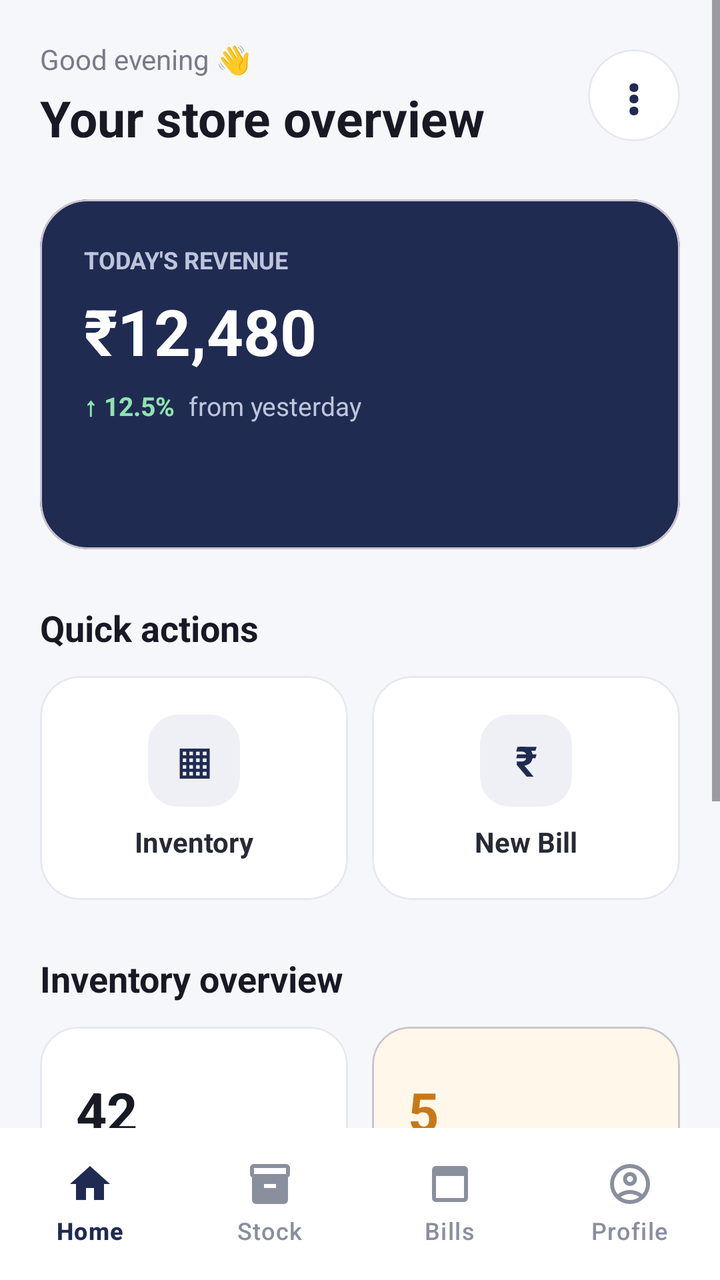
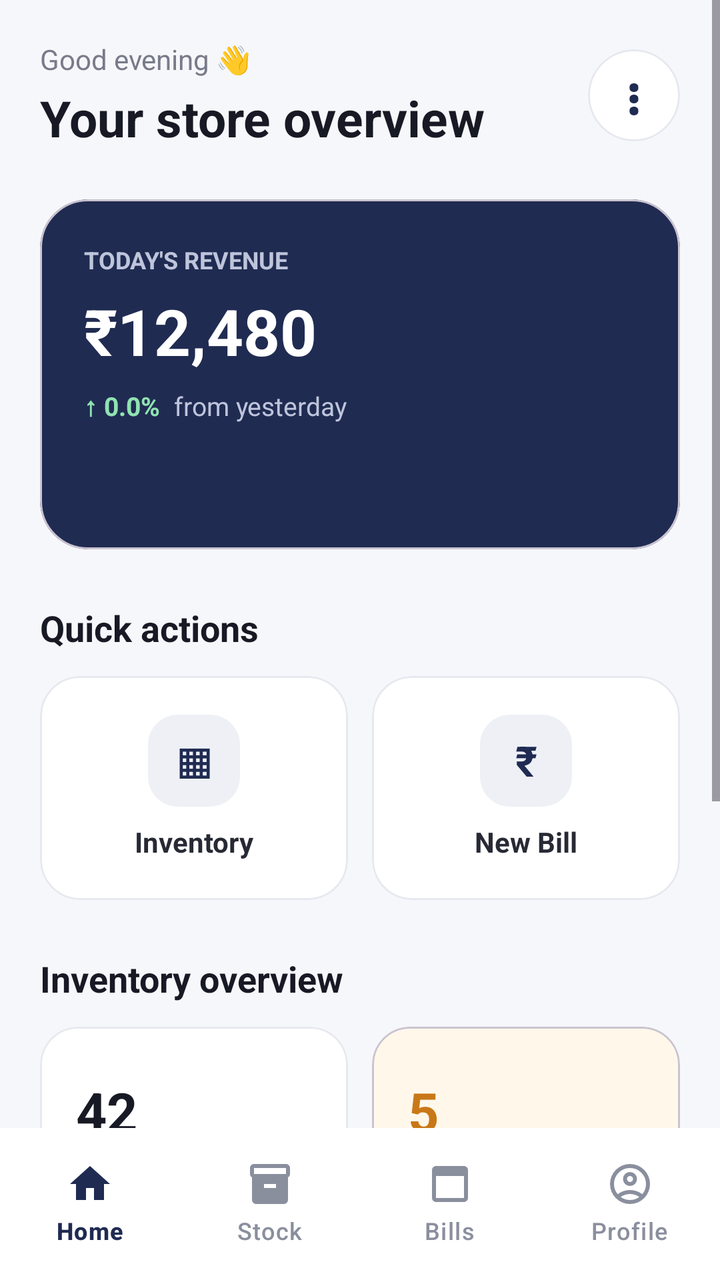

Screens rendered from an Android XML layout before and after an edit, with the pre-edit source and the edit as a unified diff.
<!-- AndroidManifest.xml: application theme Theme.BillEasy -->
<!-- res/layout/activity_main.xml -->
<?xml version="1.0" encoding="utf-8"?>
<LinearLayout xmlns:android="http://schemas.android.com/apk/res/android"
    xmlns:app="http://schemas.android.com/apk/res-auto"
    android:layout_width="match_parent"
    android:layout_height="match_parent"
    android:orientation="vertical"
    android:background="#F6F7FB">

    <ScrollView
        android:layout_width="match_parent"
        android:layout_height="0dp"
        android:layout_weight="1"
        android:fillViewport="true"
        android:clipToPadding="false">

        <LinearLayout
            android:layout_width="match_parent"
            android:layout_height="wrap_content"
            android:orientation="vertical"
            android:padding="20dp"
            android:paddingBottom="24dp">

            

            <LinearLayout
                android:layout_width="match_parent"
                android:layout_height="wrap_content"
                android:gravity="center_vertical"
                android:orientation="horizontal">

                <LinearLayout
                    android:layout_width="0dp"
                    android:layout_height="wrap_content"
                    android:layout_weight="1"
                    android:orientation="vertical">

                    <TextView
                        android:layout_width="wrap_content"
                        android:layout_height="wrap_content"
                        android:text="Good evening 👋"
                        android:textColor="#777B89"
                        android:textSize="14sp" />

                    <TextView
                        android:layout_width="wrap_content"
                        android:layout_height="wrap_content"
                        android:layout_marginTop="3dp"
                        android:text="Your store overview"
                        android:textColor="#171A24"
                        android:textSize="25sp"
                        android:textStyle="bold" />

                </LinearLayout>

                <com.google.android.material.card.MaterialCardView
                    android:id="@+id/cardAnalyticsToggle"
                    android:layout_width="46dp"
                    android:layout_height="46dp"
                    android:clickable="true"
                    android:focusable="true"
                    app:cardBackgroundColor="#FFFFFF"
                    app:cardCornerRadius="23dp"
                    app:cardElevation="0dp"
                    app:strokeColor="#E6E8EF"
                    app:strokeWidth="1dp">

                    <TextView
                        android:layout_width="match_parent"
                        android:layout_height="match_parent"
                        android:gravity="center"
                        android:text="⋮"
                        android:textColor="#202B52"
                        android:textSize="25sp"
                        android:textStyle="bold" />

                </com.google.android.material.card.MaterialCardView>

            </LinearLayout>


            

            <com.google.android.material.card.MaterialCardView
                android:layout_width="match_parent"
                android:layout_height="175dp"
                android:layout_marginTop="24dp"
                app:cardBackgroundColor="#202B52"
                app:cardCornerRadius="24dp"
                app:cardElevation="0dp">

                <LinearLayout
                    android:layout_width="match_parent"
                    android:layout_height="match_parent"
                    android:orientation="vertical"
                    android:padding="22dp">

                    <TextView
                        android:layout_width="wrap_content"
                        android:layout_height="wrap_content"
                        android:text="TODAY'S REVENUE"
                        android:textColor="#BEC5DB"
                        android:textSize="12sp"
                        android:textStyle="bold" />

                    <TextView
                        android:id="@+id/tvRevenue"
                        android:layout_width="wrap_content"
                        android:layout_height="wrap_content"
                        android:layout_marginTop="6dp"
                        android:text="₹12,480"
                        android:textColor="#FFFFFF"
                        android:textSize="32sp"
                        android:textStyle="bold" />

                    <LinearLayout
                        android:layout_width="wrap_content"
                        android:layout_height="wrap_content"
                        android:layout_marginTop="7dp"
                        android:gravity="center_vertical"
                        android:orientation="horizontal">

                        <TextView
                            android:layout_width="wrap_content"
                            android:layout_height="wrap_content"
                            android:text="↑ 12.5%"
                            android:textColor="#8FE3B0"
                            android:textSize="13sp"
                            android:textStyle="bold" />

                        <TextView
                            android:layout_width="wrap_content"
                            android:layout_height="wrap_content"
                            android:layout_marginStart="7dp"
                            android:text="from yesterday"
                            android:textColor="#BEC5DB"
                            android:textSize="13sp" />

                    </LinearLayout>

                </LinearLayout>

            </com.google.android.material.card.MaterialCardView>


            

            <TextView
                android:layout_width="wrap_content"
                android:layout_height="wrap_content"
                android:layout_marginTop="27dp"
                android:text="Quick actions"
                android:textColor="#171A24"
                android:textSize="18sp"
                android:textStyle="bold" />

            <LinearLayout
                android:layout_width="match_parent"
                android:layout_height="wrap_content"
                android:layout_marginTop="12dp"
                android:orientation="horizontal">

                

                <com.google.android.material.card.MaterialCardView
                    android:id="@+id/cardInventory"
                    android:layout_width="0dp"
                    android:layout_height="112dp"
                    android:layout_marginEnd="6dp"
                    android:layout_weight="1"
                    android:clickable="true"
                    android:focusable="true"
                    app:cardBackgroundColor="#FFFFFF"
                    app:cardCornerRadius="20dp"
                    app:cardElevation="0dp"
                    app:rippleColor="#E9EBF2"
                    app:strokeColor="#E7E9EF"
                    app:strokeWidth="1dp">

                    <LinearLayout
                        android:layout_width="match_parent"
                        android:layout_height="match_parent"
                        android:gravity="center"
                        android:orientation="vertical">

                        <TextView
                            android:layout_width="46dp"
                            android:layout_height="46dp"
                            android:background="@drawable/bg_icon_box"
                            android:gravity="center"
                            android:text="▦"
                            android:textColor="#202B52"
                            android:textSize="24sp"
                            android:textStyle="bold" />

                        <TextView
                            android:layout_width="wrap_content"
                            android:layout_height="wrap_content"
                            android:layout_marginTop="8dp"
                            android:text="Inventory"
                            android:textColor="#272A34"
                            android:textSize="14sp"
                            android:textStyle="bold" />

                    </LinearLayout>

                </com.google.android.material.card.MaterialCardView>


                

                <com.google.android.material.card.MaterialCardView
                    android:id="@+id/cardBilling"
                    android:layout_width="0dp"
                    android:layout_height="112dp"
                    android:layout_marginStart="6dp"
                    android:layout_weight="1"
                    android:clickable="true"
                    android:focusable="true"
                    app:cardBackgroundColor="#FFFFFF"
                    app:cardCornerRadius="20dp"
                    app:cardElevation="0dp"
                    app:rippleColor="#E9EBF2"
                    app:strokeColor="#E7E9EF"
                    app:strokeWidth="1dp">

                    <LinearLayout
                        android:layout_width="match_parent"
                        android:layout_height="match_parent"
                        android:gravity="center"
                        android:orientation="vertical">

                        <TextView
                            android:layout_width="46dp"
                            android:layout_height="46dp"
                            android:background="@drawable/bg_icon_box"
                            android:gravity="center"
                            android:text="₹"
                            android:textColor="#202B52"
                            android:textSize="21sp"
                            android:textStyle="bold" />

                        <TextView
                            android:layout_width="wrap_content"
                            android:layout_height="wrap_content"
                            android:layout_marginTop="8dp"
                            android:text="New Bill"
                            android:textColor="#272A34"
                            android:textSize="14sp"
                            android:textStyle="bold" />

                    </LinearLayout>

                </com.google.android.material.card.MaterialCardView>

            </LinearLayout>


            

            <TextView
                android:layout_width="wrap_content"
                android:layout_height="wrap_content"
                android:layout_marginTop="27dp"
                android:text="Inventory overview"
                android:textColor="#171A24"
                android:textSize="18sp"
                android:textStyle="bold" />

            <LinearLayout
                android:layout_width="match_parent"
                android:layout_height="wrap_content"
                android:layout_marginTop="12dp"
                android:orientation="horizontal">

                

                <com.google.android.material.card.MaterialCardView
                    android:layout_width="0dp"
                    android:layout_height="105dp"
                    android:layout_marginEnd="6dp"
                    android:layout_weight="1"
                    app:cardBackgroundColor="#FFFFFF"
                    app:cardCornerRadius="19dp"
                    app:cardElevation="0dp"
                    app:strokeColor="#E7E9EF"
                    app:strokeWidth="1dp">

                    <LinearLayout
                        android:layout_width="match_parent"
                        android:layout_height="match_parent"
                        android:gravity="center_vertical"
                        android:orientation="vertical"
                        android:paddingStart="18dp">

                        <TextView
                            android:id="@+id/tvProducts"
                            android:layout_width="wrap_content"
                            android:layout_height="wrap_content"
                            android:text="42"
                            android:textColor="#171A24"
                            android:textSize="27sp"
                            android:textStyle="bold" />

                        <TextView
                            android:layout_width="wrap_content"
                            android:layout_height="wrap_content"
                            android:layout_marginTop="3dp"
                            android:text="Total products"
                            android:textColor="#777B89"
                            android:textSize="13sp" />

                    </LinearLayout>

                </com.google.android.material.card.MaterialCardView>


                

                <com.google.android.material.card.MaterialCardView
                    android:layout_width="0dp"
                    android:layout_height="105dp"
                    android:layout_marginStart="6dp"
                    android:layout_weight="1"
                    app:cardBackgroundColor="#FFF8EA"
                    app:cardCornerRadius="19dp"
                    app:cardElevation="0dp">

                    <LinearLayout
                        android:layout_width="match_parent"
                        android:layout_height="match_parent"
                        android:gravity="center_vertical"
                        android:orientation="vertical"
                        android:paddingStart="18dp">

                        <TextView
                            android:id="@+id/tvLowStock"
                            android:layout_width="wrap_content"
                            android:layout_height="wrap_content"
                            android:text="5"
                            android:textColor="#C97817"
                            android:textSize="27sp"
                            android:textStyle="bold" />

                        <TextView
                            android:layout_width="wrap_content"
                            android:layout_height="wrap_content"
                            android:layout_marginTop="3dp"
                            android:text="Low stock"
                            android:textColor="#96774D"
                            android:textSize="13sp" />

                    </LinearLayout>

                </com.google.android.material.card.MaterialCardView>

            </LinearLayout>


            

            

            <LinearLayout
                android:layout_width="match_parent"
                android:layout_height="wrap_content"
                android:layout_marginTop="28dp"
                android:gravity="center_vertical"
                android:orientation="horizontal">

                <TextView
                    android:layout_width="0dp"
                    android:layout_height="wrap_content"
                    android:layout_weight="1"
                    android:text="Recent transactions"
                    android:textColor="#171A24"
                    android:textSize="18sp"
                    android:textStyle="bold" />

                <TextView
                    android:id="@+id/tvViewAll"
                    android:layout_width="wrap_content"
                    android:layout_height="wrap_content"
                    android:clickable="true"
                    android:focusable="true"
                    android:padding="6dp"
                    android:text="View all"
                    android:textColor="#202B52"
                    android:textSize="13sp"
                    android:textStyle="bold" />

            </LinearLayout>


            

            <com.google.android.material.card.MaterialCardView
                android:id="@+id/cardRecentTransaction1"
                android:layout_width="match_parent"
                android:layout_height="85dp"
                android:layout_marginTop="13dp"
                android:clickable="true"
                android:focusable="true"
                app:cardBackgroundColor="#FFFFFF"
                app:cardCornerRadius="18dp"
                app:cardElevation="0dp">

                <LinearLayout
                    android:layout_width="match_parent"
                    android:layout_height="match_parent"
                    android:gravity="center_vertical"
                    android:padding="16dp">

                    <TextView
                        android:layout_width="44dp"
                        android:layout_height="44dp"
                        android:background="@drawable/bg_circle"
                        android:gravity="center"
                        android:text="₹"
                        android:textColor="#202B52"
                        android:textSize="17sp"
                        android:textStyle="bold" />

                    <LinearLayout
                        android:layout_width="0dp"
                        android:layout_height="wrap_content"
                        android:layout_marginStart="13dp"
                        android:layout_weight="1"
                        android:orientation="vertical">

                        <TextView
                            android:id="@+id/tvRecentBill1"
                            android:layout_width="wrap_content"
                            android:layout_height="wrap_content"
                            android:textColor="#272A34"
                            android:textSize="14sp"
                            android:textStyle="bold" />

                        <TextView
                            android:id="@+id/tvRecentBillDate1"
                            android:layout_width="wrap_content"
                            android:layout_height="wrap_content"
                            android:layout_marginTop="4dp"
                            android:textColor="#737887"
                            android:textSize="12sp" />

                    </LinearLayout>

                    <TextView
                        android:id="@+id/tvRecentBillAmount1"
                        android:layout_width="wrap_content"
                        android:layout_height="wrap_content"
                        android:textColor="#171A24"
                        android:textSize="15sp"
                        android:textStyle="bold" />

                </LinearLayout>

            </com.google.android.material.card.MaterialCardView>


            

            <com.google.android.material.card.MaterialCardView
                android:id="@+id/cardRecentTransaction2"
                android:layout_width="match_parent"
                android:layout_height="85dp"
                android:layout_marginTop="10dp"
                android:clickable="true"
                android:focusable="true"
                android:visibility="gone"
                app:cardBackgroundColor="#FFFFFF"
                app:cardCornerRadius="18dp"
                app:cardElevation="0dp">

                <LinearLayout
                    android:layout_width="match_parent"
                    android:layout_height="match_parent"
                    android:gravity="center_vertical"
                    android:padding="16dp">

                    <TextView
                        android:layout_width="44dp"
                        android:layout_height="44dp"
                        android:background="@drawable/bg_circle"
                        android:gravity="center"
                        android:text="₹"
                        android:textColor="#202B52"
                        android:textSize="17sp"
                        android:textStyle="bold" />

                    <LinearLayout
                        android:layout_width="0dp"
                        android:layout_height="wrap_content"
                        android:layout_marginStart="13dp"
                        android:layout_weight="1"
                        android:orientation="vertical">

                        <TextView
                            android:id="@+id/tvRecentBill2"
                            android:layout_width="wrap_content"
                            android:layout_height="wrap_content"
                            android:textColor="#272A34"
                            android:textSize="14sp"
                            android:textStyle="bold" />

                        <TextView
                            android:id="@+id/tvRecentBillDate2"
                            android:layout_width="wrap_content"
                            android:layout_height="wrap_content"
                            android:layout_marginTop="4dp"
                            android:textColor="#737887"
                            android:textSize="12sp" />

                    </LinearLayout>

                    <TextView
                        android:id="@+id/tvRecentBillAmount2"
                        android:layout_width="wrap_content"
                        android:layout_height="wrap_content"
                        android:textColor="#171A24"
                        android:textSize="15sp"
                        android:textStyle="bold" />

                </LinearLayout>

            </com.google.android.material.card.MaterialCardView>


            

            <com.google.android.material.card.MaterialCardView
                android:id="@+id/cardRecentTransaction3"
                android:layout_width="match_parent"
                android:layout_height="85dp"
                android:layout_marginTop="10dp"
                android:clickable="true"
                android:focusable="true"
                android:visibility="gone"
                app:cardBackgroundColor="#FFFFFF"
                app:cardCornerRadius="18dp"
                app:cardElevation="0dp">

                <LinearLayout
                    android:layout_width="match_parent"
                    android:layout_height="match_parent"
                    android:gravity="center_vertical"
                    android:padding="16dp">

                    <TextView
                        android:layout_width="44dp"
                        android:layout_height="44dp"
                        android:background="@drawable/bg_circle"
                        android:gravity="center"
                        android:text="₹"
                        android:textColor="#202B52"
                        android:textSize="17sp"
                        android:textStyle="bold" />

                    <LinearLayout
                        android:layout_width="0dp"
                        android:layout_height="wrap_content"
                        android:layout_marginStart="13dp"
                        android:layout_weight="1"
                        android:orientation="vertical">

                        <TextView
                            android:id="@+id/tvRecentBill3"
                            android:layout_width="wrap_content"
                            android:layout_height="wrap_content"
                            android:textColor="#272A34"
                            android:textSize="14sp"
                            android:textStyle="bold" />

                        <TextView
                            android:id="@+id/tvRecentBillDate3"
                            android:layout_width="wrap_content"
                            android:layout_height="wrap_content"
                            android:layout_marginTop="4dp"
                            android:textColor="#737887"
                            android:textSize="12sp"
                            />

                    </LinearLayout>

                    <TextView
                        android:id="@+id/tvRecentBillAmount3"
                        android:layout_width="wrap_content"
                        android:layout_height="wrap_content"
                        android:textColor="#171A24"
                        android:textSize="15sp"
                        android:textStyle="bold" />

                </LinearLayout>

            </com.google.android.material.card.MaterialCardView>


        </LinearLayout>

    </ScrollView>


    

    <com.google.android.material.bottomnavigation.BottomNavigationView
        android:id="@+id/bottomNavigation"
        android:layout_width="match_parent"
        android:layout_height="76dp"
        android:background="#FFFFFF"
        android:elevation="8dp"
        android:paddingTop="4dp"
        android:paddingBottom="4dp"
        app:itemIconSize="24dp"
        app:itemIconTint="@color/nav_item_color"
        app:itemTextColor="@color/nav_item_color"
        app:itemVerticalPadding="4dp"
        app:labelVisibilityMode="labeled"
        app:itemRippleColor="#E9EBF2"
        app:menu="@menu/bottom_nav_menu" />


</LinearLayout>
<!-- resources referenced by this layout -->
<resources>
  <!-- drawable bg_circle (drawable) -->
  <?xml version="1.0" encoding="utf-8"?>
  <shape xmlns:android="http://schemas.android.com/apk/res/android"
      android:shape="oval">
  
      <solid android:color="#EEF0F6" />
  
  </shape>
  <!-- drawable bg_icon_box (drawable) -->
  <?xml version="1.0" encoding="utf-8"?>
  <shape xmlns:android="http://schemas.android.com/apk/res/android"
      android:shape="rectangle">
  
      <solid android:color="#EEF0F6" />
  
      <corners android:radius="15dp" />
  
  </shape>
  <style name="Theme.BillEasy" parent="Base.Theme.BillEasy" />
  <style name="Base.Theme.BillEasy" parent="Theme.Material3.DayNight.NoActionBar">
          
          
      </style>
</resources>

<!-- the commit's change to res/layout/activity_main.xml (unified diff, before → after) -->
@@ -120,9 +120,10 @@
                         android:orientation="horizontal">
 
                         <TextView
-                            android:layout_width="wrap_content"
-                            android:layout_height="wrap_content"
-                            android:text="↑ 12.5%"
+                            android:id="@+id/tvRevenuePercentage"
+                            android:layout_width="wrap_content"
+                            android:layout_height="wrap_content"
+                            android:text="↑ 0.0%"
                             android:textColor="#8FE3B0"
                             android:textSize="13sp"
                             android:textStyle="bold" />
